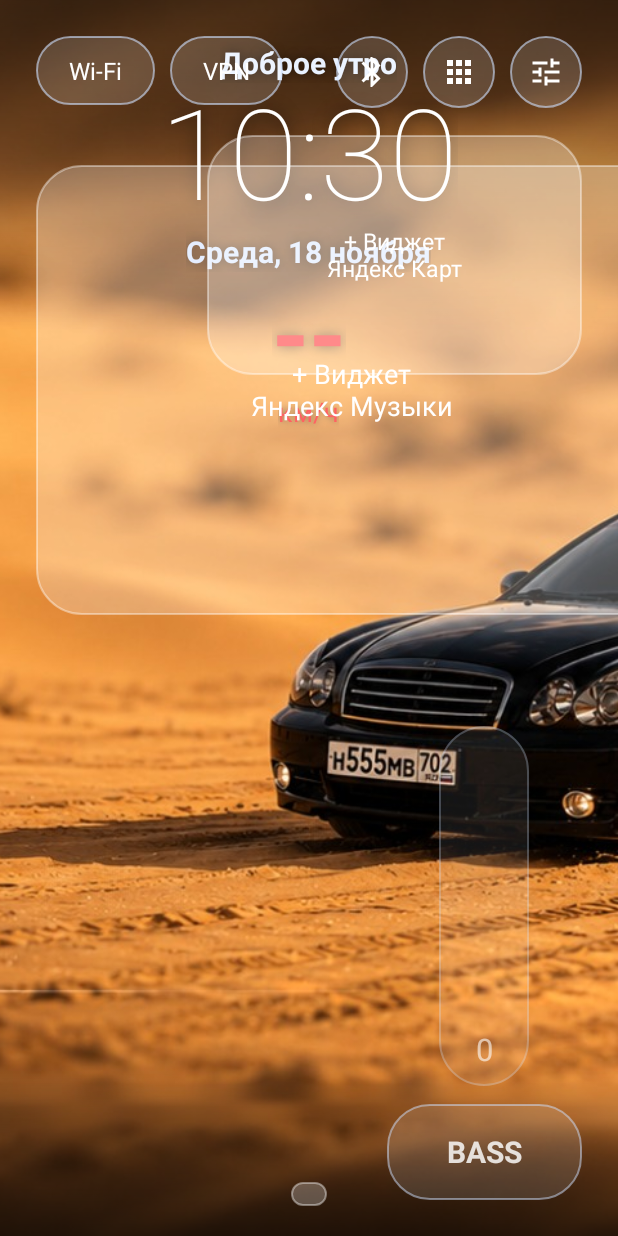
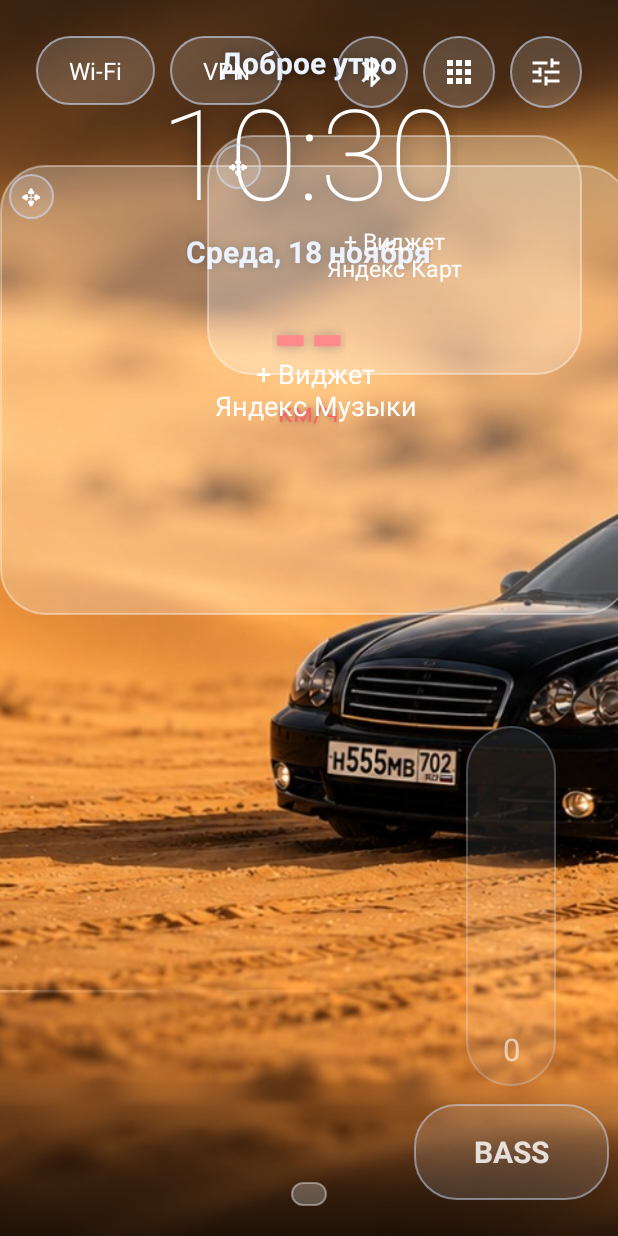
Before and after one commit to ilnurvv-gif/Simplehome, an Android app: the screen it shows after launch (MainActivity), on a phone screen of 412 x 824 dp. Run offline under Robolectric (Android 15) with nearby library versions, the phone set to English and light mode, and no system bars.

```diff
--- a/app/src/main/java/local/headunit/home/MainActivity.java
+++ b/app/src/main/java/local/headunit/home/MainActivity.java
@@ -301,7 +301,7 @@ public class MainActivity extends Activity {
         final int reqBind, reqCfg;
         final String[] hints;
         FrameLayout box;
-        View add, rm;
+        View add, rm, move, frame;
         int pendingId = -1;
 
         Slot(String prefKey, String title, int reqBind, int reqCfg, String... hints) {
@@ -328,14 +328,17 @@ public class MainActivity extends Activity {
                 new Slot("widget_id_maps", "Яндекс Карт", 503, 504, "yandex.yandexmaps", "yandexmaps", "yandex.maps")
         };
         int[][] ids = {
-                {R.id.widget_host, R.id.widget_add, R.id.widget_remove},
-                {R.id.widget_host2, R.id.widget_add2, R.id.widget_remove2}
+                {R.id.widget_host, R.id.widget_add, R.id.widget_remove, R.id.widget_move, R.id.widget_slot},
+                {R.id.widget_host2, R.id.widget_add2, R.id.widget_remove2, R.id.widget_move2, R.id.widget_slot2}
         };
         for (int i = 0; i < slots.length; i++) {
             final Slot s = slots[i];
             s.box = findViewById(ids[i][0]);
             s.add = findViewById(ids[i][1]);
             s.rm = findViewById(ids[i][2]);
+            s.move = findViewById(ids[i][3]);
+            s.frame = findViewById(ids[i][4]);
+            makeDraggable(s);
             s.add.setOnClickListener(v -> pickWidget(s));
             s.rm.setOnClickListener(v -> {
                 int id = prefs.getInt(s.prefKey, -1);
@@ -345,6 +348,46 @@ public class MainActivity extends Activity {
             });
             showWidget(s);
         }
+    }
+
+    /** Кнопка ✥ в углу окна виджета: тянем — окно двигается, позиция запоминается. */
+    private void makeDraggable(final Slot s) {
+        final String kx = s.prefKey + "_tx", ky = s.prefKey + "_ty";
+        s.frame.post(() -> {
+            s.frame.setTranslationX(prefs.getFloat(kx, 0f));
+            s.frame.setTranslationY(prefs.getFloat(ky, 0f));
+            clampSlot(s);
+        });
+        final float[] st = new float[4];
+        s.move.setOnTouchListener((v, e) -> {
+            switch (e.getActionMasked()) {
+                case MotionEvent.ACTION_DOWN:
+                    st[0] = e.getRawX(); st[1] = e.getRawY();
+                    st[2] = s.frame.getTranslationX(); st[3] = s.frame.getTranslationY();
+                    v.getParent().requestDisallowInterceptTouchEvent(true);
+                    return true;
+                case MotionEvent.ACTION_MOVE:
+                    s.frame.setTranslationX(st[2] + e.getRawX() - st[0]);
+                    s.frame.setTranslationY(st[3] + e.getRawY() - st[1]);
+                    clampSlot(s);
+                    return true;
+                case MotionEvent.ACTION_UP:
+                case MotionEvent.ACTION_CANCEL:
+                    prefs.edit().putFloat(kx, s.frame.getTranslationX())
+                            .putFloat(ky, s.frame.getTranslationY()).apply();
+                    return true;
+            }
+            return false;
+        });
+    }
+
+    private void clampSlot(Slot s) {
+        View root = findViewById(R.id.root);
+        View f = s.frame;
+        if (root == null || root.getWidth() == 0) return;
+        float tx = Math.max(-f.getLeft(), Math.min(root.getWidth() - f.getRight(), f.getTranslationX()));
+        float ty = Math.max(-f.getTop(), Math.min(root.getHeight() - f.getBottom(), f.getTranslationY()));
+        f.setTranslationX(tx); f.setTranslationY(ty);
     }
 
     private void showWidget(final Slot s) {
--- a/app/src/main/res/layout/activity_main.xml
+++ b/app/src/main/res/layout/activity_main.xml
@@ -132,6 +132,17 @@
             android:layout_height="match_parent" />
 
         <TextView
+            android:id="@+id/widget_move"
+            android:layout_width="30dp"
+            android:layout_height="30dp"
+            android:layout_gravity="top|start"
+            android:background="@drawable/circle_bg"
+            android:gravity="center"
+            android:text="✥"
+            android:textColor="#FFFFFF"
+            android:textSize="15sp" />
+
+        <TextView
             android:id="@+id/widget_remove"
             android:layout_width="34dp"
             android:layout_height="34dp"
@@ -171,6 +182,17 @@
             android:layout_height="match_parent" />
 
         <TextView
+            android:id="@+id/widget_move2"
+            android:layout_width="30dp"
+            android:layout_height="30dp"
+            android:layout_gravity="top|start"
+            android:background="@drawable/circle_bg"
+            android:gravity="center"
+            android:text="✥"
+            android:textColor="#FFFFFF"
+            android:textSize="15sp" />
+
+        <TextView
             android:id="@+id/widget_remove2"
             android:layout_width="30dp"
             android:layout_height="30dp"
@@ -197,7 +219,7 @@
         android:layout_width="wrap_content"
         android:layout_height="wrap_content"
         android:layout_gravity="end|bottom"
-        android:layout_marginEnd="24dp"
+        android:layout_marginEnd="6dp"
         android:layout_marginBottom="24dp"
         android:gravity="center_horizontal"
         android:orientation="vertical">
```
